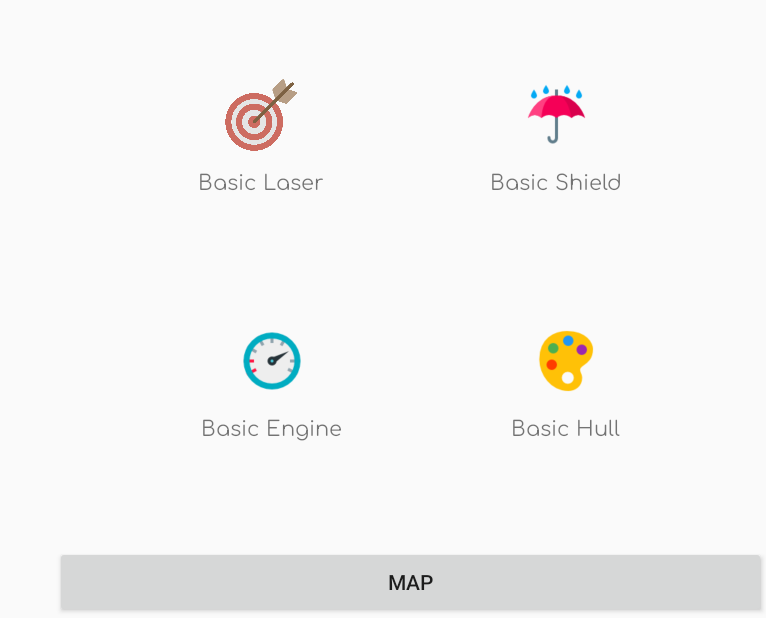
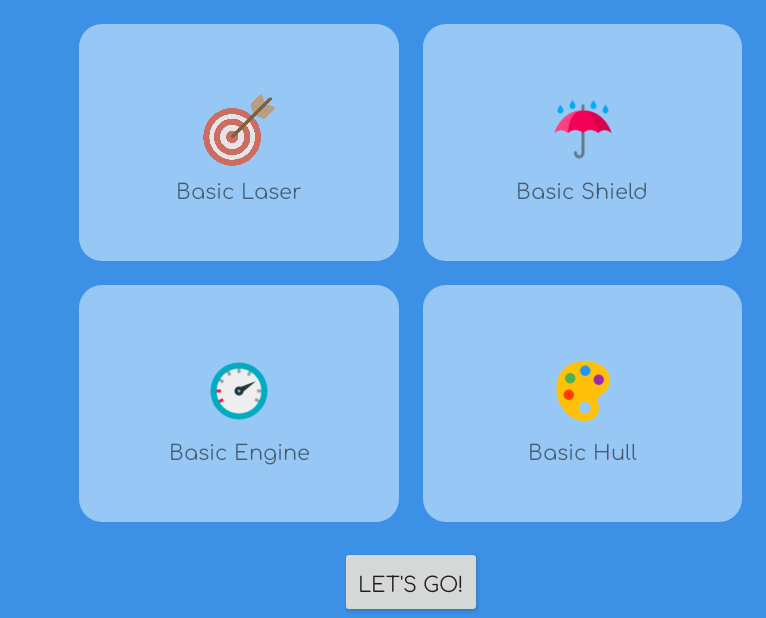
Before and after one commit to johanews/CS646, an Android app: the screen it shows after launch (ShopActivity), after a tap on an icon or button, on a phone screen of 824 x 412 dp (held sideways). Shown: the whole screen, without its empty margins (470-1236 px from the left). Run offline under Robolectric (Android 15) with nearby library versions, the phone set to English and light mode, and no system bars.

Commit message:
Add colors and improve layout in general

```diff
--- /dev/null
+++ b/app/src/main/res/drawable/rounded_corners.xml
@@ -0,0 +1,31 @@
+<?xml version="1.0" encoding="utf-8"?>
+
+<shape
+    xmlns:android="http://schemas.android.com/apk/res/android"
+    android:shape="rectangle">
+
+    <!-- view background color -->
+    <solid
+        android:color="@color/colorLightBlue" >
+    </solid>
+
+    <!-- view border color and width
+    <stroke
+        android:width="1dp"
+        android:color="#97C8F5" >
+    </stroke>
+    -->
+
+    <!-- view padding -->
+    <padding
+        android:left="4dp"
+        android:top="4dp"
+        android:right="4dp"
+        android:bottom="4dp"    >
+    </padding>
+
+    <!-- corner radius -->
+    <corners
+        android:radius="15dp"   >
+    </corners>
+</shape>
--- a/app/src/main/res/layout/item_summary.xml
+++ b/app/src/main/res/layout/item_summary.xml
@@ -6,29 +6,33 @@
     xmlns:tools="http://schemas.android.com/tools"
     android:layout_width="match_parent"
     android:layout_height="match_parent"
-    tools:context="com.group18.cs446.spacequest.ItemSummary">
+    tools:context="com.group18.cs446.spacequest.ItemSummary"
+    android:background="@drawable/rounded_corners">
 
     <ImageView
         android:id="@+id/item_image"
         android:layout_width="48dp"
         android:layout_height="48dp"
         android:layout_marginBottom="8dp"
+        android:layout_marginTop="8dp"
         android:src="@mipmap/ic_launcher"
-        app:layout_constraintBottom_toTopOf="@+id/item_title"
+        app:layout_constraintBottom_toBottomOf="parent"
         app:layout_constraintLeft_toLeftOf="parent"
-        app:layout_constraintRight_toRightOf="parent" />
+        app:layout_constraintRight_toRightOf="parent"
+        app:layout_constraintTop_toTopOf="parent"
+        app:layout_constraintVertical_bias="0.39999998" />
 
     <TextView
         android:id="@+id/item_title"
         android:layout_width="wrap_content"
         android:layout_height="wrap_content"
-        android:layout_marginBottom="16dp"
+        android:layout_marginTop="4dp"
         android:fontFamily="@font/comfortaa"
         android:text="@string/description"
         android:textAlignment="center"
-        app:layout_constraintBottom_toBottomOf="parent"
         app:layout_constraintHorizontal_bias="0.501"
         app:layout_constraintLeft_toLeftOf="parent"
-        app:layout_constraintRight_toRightOf="parent" />
+        app:layout_constraintRight_toRightOf="parent"
+        app:layout_constraintTop_toBottomOf="@+id/item_image" />
 
 </android.support.constraint.ConstraintLayout>
--- a/app/src/main/res/layout/items_selected.xml
+++ b/app/src/main/res/layout/items_selected.xml
@@ -5,15 +5,16 @@
     xmlns:app="http://schemas.android.com/apk/res-auto"
     xmlns:tools="http://schemas.android.com/tools"
     android:layout_width="match_parent"
-    android:layout_height="match_parent">
+    android:layout_height="match_parent"
+    android:background="@color/colorDarkBlue">
 
     <fragment
         android:id="@+id/current_weapon"
         android:name="com.group18.cs446.spacequest.ItemSummary"
-        android:layout_width="wrap_content"
-        android:layout_height="wrap_content"
-        android:layout_marginBottom="16dp"
-        android:layout_marginEnd="16dp"
+        android:layout_width="0dp"
+        android:layout_height="0dp"
+        android:layout_marginBottom="8dp"
+        android:layout_marginEnd="8dp"
         android:layout_marginStart="16dp"
         android:layout_marginTop="16dp"
         app:layout_constraintBottom_toTopOf="@+id/current_engine"
@@ -25,11 +26,11 @@
     <fragment
         android:id="@+id/current_shield"
         android:name="com.group18.cs446.spacequest.ItemSummary"
-        android:layout_width="wrap_content"
-        android:layout_height="wrap_content"
-        android:layout_marginBottom="16dp"
+        android:layout_width="0dp"
+        android:layout_height="0dp"
+        android:layout_marginBottom="8dp"
         android:layout_marginEnd="16dp"
-        android:layout_marginStart="16dp"
+        android:layout_marginStart="8dp"
         android:layout_marginTop="16dp"
         app:layout_constraintBottom_toTopOf="@+id/current_hull"
         app:layout_constraintEnd_toEndOf="parent"
@@ -40,12 +41,12 @@
     <fragment
         android:id="@+id/current_engine"
         android:name="com.group18.cs446.spacequest.ItemSummary"
-        android:layout_width="wrap_content"
-        android:layout_height="wrap_content"
+        android:layout_width="0dp"
+        android:layout_height="0dp"
         android:layout_marginBottom="16dp"
-        android:layout_marginEnd="16dp"
+        android:layout_marginEnd="8dp"
         android:layout_marginStart="16dp"
-        android:layout_marginTop="16dp"
+        android:layout_marginTop="8dp"
         app:layout_constraintBottom_toBottomOf="parent"
         app:layout_constraintEnd_toStartOf="@+id/current_hull"
         app:layout_constraintStart_toStartOf="parent"
@@ -55,12 +56,12 @@
     <fragment
         android:id="@+id/current_hull"
         android:name="com.group18.cs446.spacequest.ItemSummary"
-        android:layout_width="wrap_content"
-        android:layout_height="wrap_content"
+        android:layout_width="0dp"
+        android:layout_height="0dp"
         android:layout_marginBottom="16dp"
         android:layout_marginEnd="16dp"
-        android:layout_marginStart="16dp"
-        android:layout_marginTop="16dp"
+        android:layout_marginStart="8dp"
+        android:layout_marginTop="8dp"
         app:layout_constraintBottom_toBottomOf="parent"
         app:layout_constraintEnd_toEndOf="parent"
         app:layout_constraintStart_toEndOf="@+id/current_engine"
--- a/app/src/main/res/layout/shop_layout.xml
+++ b/app/src/main/res/layout/shop_layout.xml
@@ -5,13 +5,14 @@
     xmlns:app="http://schemas.android.com/apk/res-auto"
     xmlns:tools="http://schemas.android.com/tools"
     android:layout_width="match_parent"
-    android:layout_height="match_parent">
-
+    android:layout_height="match_parent"
+    android:background="@color/colorDarkBlue">
 
     <Button
         android:id="@+id/map_button"
-        android:layout_width="0dp"
+        android:layout_width="wrap_content"
         android:layout_height="wrap_content"
+        android:fontFamily="@font/comfortaa"
         android:text="@string/goto_map"
         app:layout_constraintBottom_toBottomOf="parent"
         app:layout_constraintEnd_toEndOf="parent"
--- a/app/src/main/res/values/colors.xml
+++ b/app/src/main/res/values/colors.xml
@@ -3,4 +3,6 @@
     <color name="colorPrimary">#3F51B5</color>
     <color name="colorPrimaryDark">#303F9F</color>
     <color name="colorAccent">#FF4081</color>
+    <color name="colorLightBlue">#97C8F5</color>
+    <color name="colorDarkBlue">#3C91E6</color>
 </resources>
--- a/app/src/main/res/values/strings.xml
+++ b/app/src/main/res/values/strings.xml
@@ -6,9 +6,9 @@
     <string name="description">Description</string>
     <string name="buy_button">Buy</string>
     <string name="selected_weapon">Weapon</string>
-    <string name="goto_map">Map</string>
+    <string name="goto_map">Let\'s Go!</string>
     <string name="selected_shield">Shield</string>
-    <string name="selected_h">H</string>
+    <string name="selected_hull">Hull</string>
     <string name="selected_engine">Engine</string>
     <string name="sell_button">"Sell"</string>
 </resources>
```
Also changed, not shown: app/src/main/res/layout/item_description.xml (+29 -11 lines).
